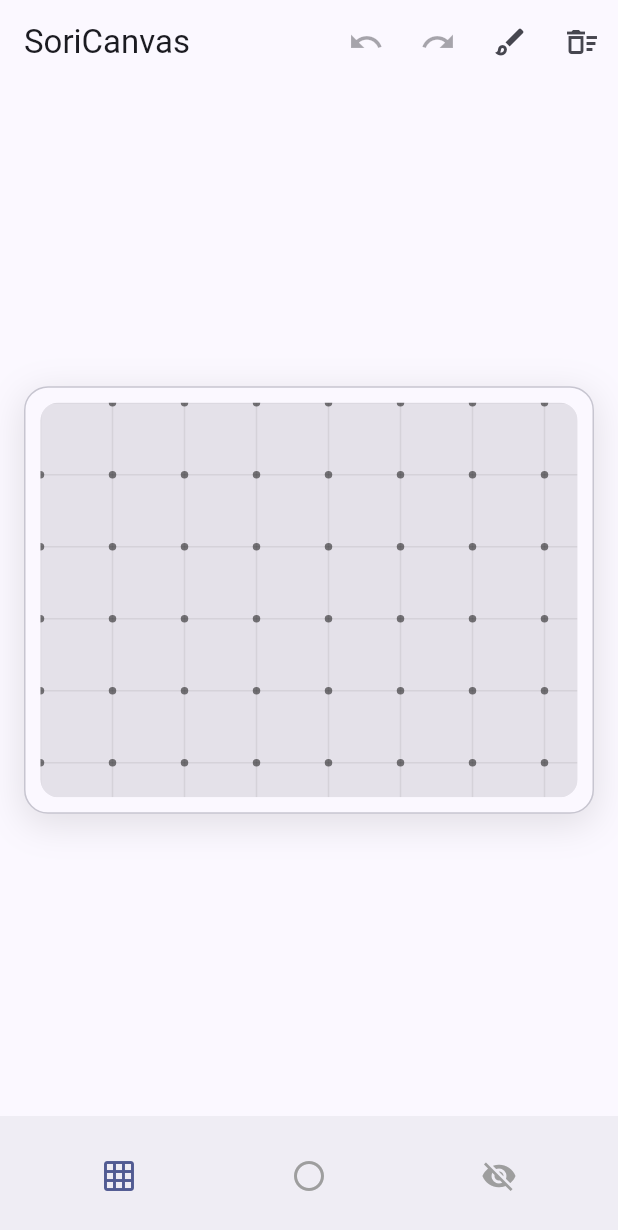
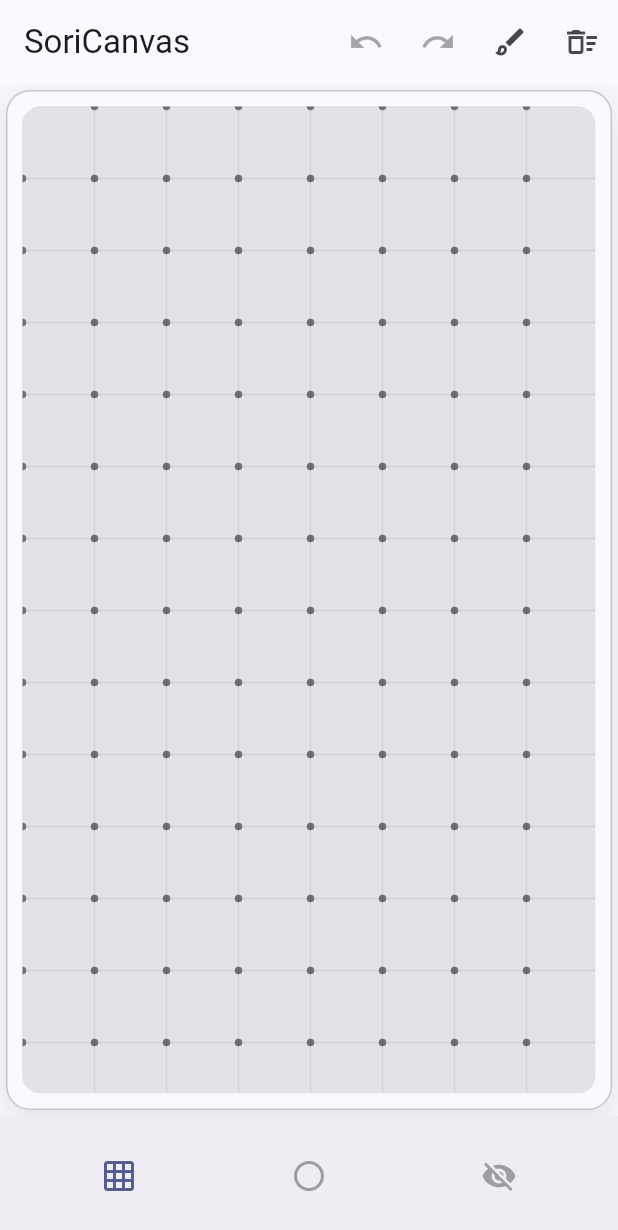
Before and after one commit to IM5K58/DTech_practice, a Flutter app: the screen it shows after launch, on a phone screen of 412 x 824 dp. Shown: the top 1230 px of the screen. Run offline on Flutter 3.47's test engine with Material 3 defaults, Android fonts, the phone set to English and light mode, and no system bars; our stand-ins replace audioplayers, vibration.

Commit message:
Add files via upload

```diff
--- a/lib/main.dart
+++ b/lib/main.dart
@@ -1,3 +1,5 @@
+// main.dart 파일 전체를 아래 코드로 교체하세요.
+
 import 'package:flutter/material.dart';
 import 'drawing_board.dart';
 import 'models/stroke.dart';
@@ -118,16 +120,13 @@ class _HomeScreenState extends State<HomeScreen> {
       ),
       body: LayoutBuilder(
         builder: (context, constraints) {
-          const padding = 16.0;
+          // 캔버스 주변의 여백을 줄입니다.
+          const padding = 4.0;
           final maxWidth = constraints.maxWidth - padding * 2;
-          final maxHeight = constraints.maxHeight - padding * 2 - 12;
+          final maxHeight = constraints.maxHeight - padding * 2;
 
-          double width = maxWidth;
-          double height = width * 3 / 4;
-          if (height > maxHeight) {
-            height = maxHeight;
-            width = height * 4 / 3;
-          }
+          final double width = maxWidth;
+          final double height = maxHeight;
 
           return Center(
             child: Container(
```
